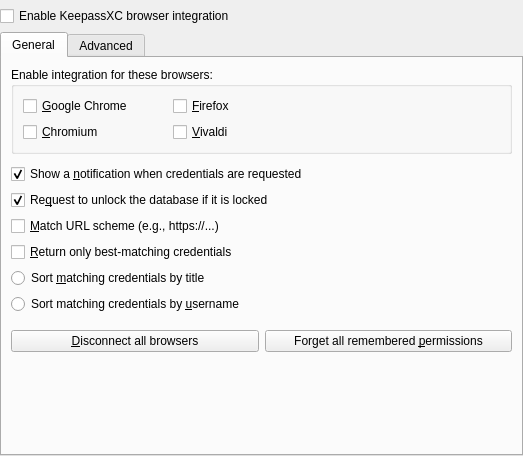
Before: the Qt Designer form src/browser/BrowserOptionDialog.ui in iluminat23/keepassxc-debian, drawn with Qt 5.
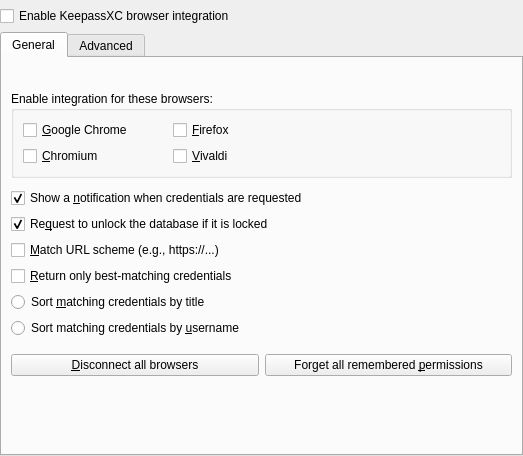
After: the same form once the commit is applied. Custom widgets are drawn as their Qt base class.

The edit to the form file:
```diff
--- a/src/browser/BrowserOptionDialog.ui
+++ b/src/browser/BrowserOptionDialog.ui
@@ -49,6 +49,26 @@
        <string>General</string>
       </attribute>
       <layout class="QVBoxLayout" name="verticalLayout_2">
+       <item>
+        <widget class="QLabel" name="extensionLabel">
+        </widget>
+       </item>
+       <item>
+        <spacer name="verticalSpacer_1">
+         <property name="orientation">
+          <enum>Qt::Vertical</enum>
+         </property>
+         <property name="sizeType">
+          <enum>QSizePolicy::Fixed</enum>
+         </property>
+         <property name="sizeHint" stdset="0">
+          <size>
+           <width>20</width>
+           <height>4</height>
+          </size>
+         </property>
+        </spacer>
+       </item>
        <item>
         <widget class="QGroupBox" name="browsersGroupBox">
          <property name="title">
```
